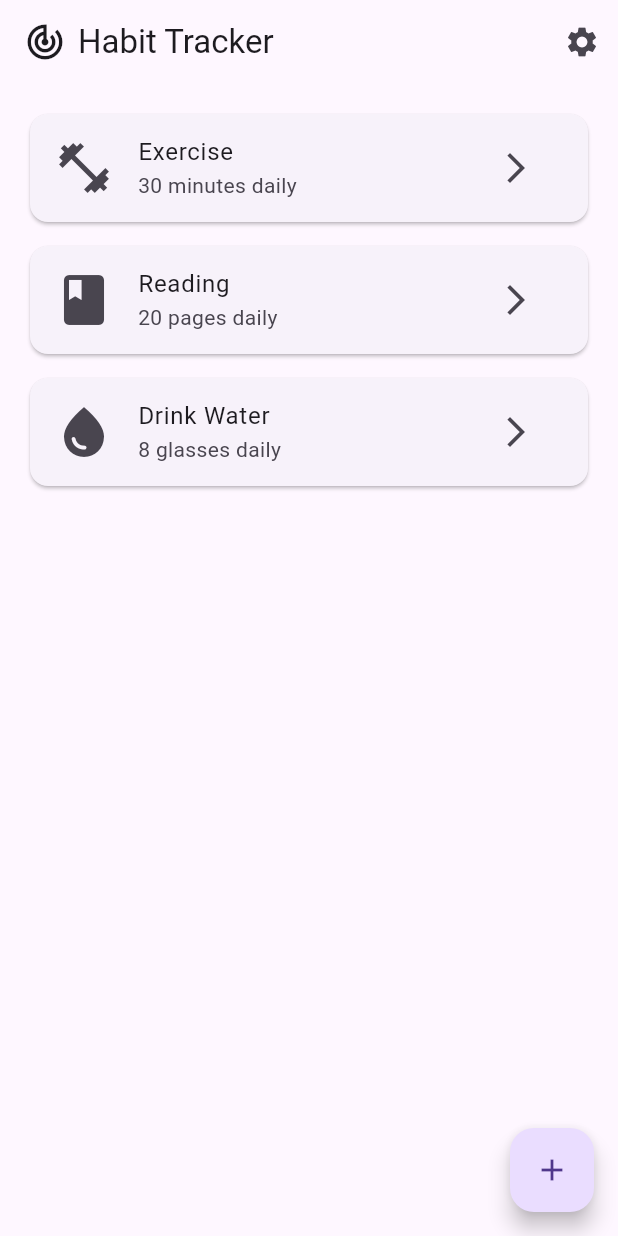
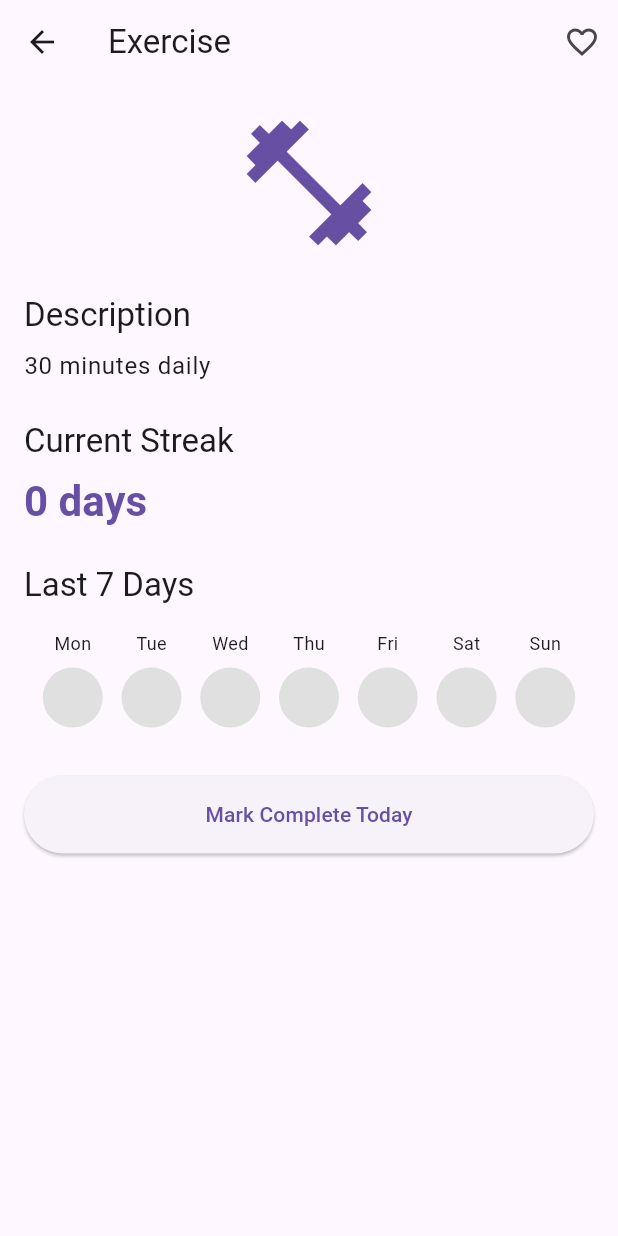
Before and after one commit to b14cknc0d3/habit_tracker, a Flutter app: the screen it shows after launch, after a tap on the "arrow forward ios" icon, on a phone screen of 412 x 824 dp. Run offline on Flutter 3.47's test engine with Material 3 defaults, Android fonts, the phone set to English and light mode, and no system bars.

Commit message:
feat: Add detail screen and navigation

```diff
--- /dev/null
+++ b/lib/screens/detail_screen.dart
@@ -0,0 +1,159 @@
+import 'package:flutter/material.dart';
+
+class DetailScreen extends StatefulWidget {
+  final String habitName;
+  final String habitDescription;
+  final IconData habitIcon;
+
+  const DetailScreen({
+    super.key,
+    required this.habitName,
+    required this.habitDescription,
+    required this.habitIcon,
+  });
+
+  @override
+  State<DetailScreen> createState() => _DetailScreenState();
+}
+
+class _DetailScreenState extends State<DetailScreen> {
+  bool isFavorite = false;
+  int currentStreak = 0;
+  List<bool> completionHistory = List.filled(7, false);
+
+  @override
+  Widget build(BuildContext context) {
+    return Scaffold(
+      appBar: AppBar(
+        title: Text(widget.habitName),
+        actions: [
+          IconButton(
+            icon: Icon(
+              isFavorite ? Icons.favorite : Icons.favorite_border,
+              color: isFavorite ? Colors.red : null,
+            ),
+            onPressed: () {
+              setState(() {
+                isFavorite = !isFavorite;
+              });
+            },
+          ),
+        ],
+      ),
+      body: SingleChildScrollView(
+        padding: const EdgeInsets.all(16.0),
+        child: Column(
+          crossAxisAlignment: CrossAxisAlignment.start,
+          children: [
+            Center(
+              child: Icon(
+                widget.habitIcon,
+                size: 100,
+                color: Theme.of(context).primaryColor,
+              ),
+            ),
+            const SizedBox(height: 24),
+            Text(
+              'Description',
+              style: Theme.of(context).textTheme.titleLarge,
+            ),
+            const SizedBox(height: 8),
+            Text(
+              widget.habitDescription,
+              style: Theme.of(context).textTheme.bodyLarge,
+            ),
+            const SizedBox(height: 24),
+            Text(
+              'Current Streak',
+              style: Theme.of(context).textTheme.titleLarge,
+            ),
+            const SizedBox(height: 8),
+            Text(
+              '$currentStreak days',
+              style: Theme.of(context).textTheme.headlineMedium?.copyWith(
+                    color: Theme.of(context).primaryColor,
+                    fontWeight: FontWeight.bold,
+                  ),
+            ),
+            const SizedBox(height: 24),
+            Text(
+              'Last 7 Days',
+              style: Theme.of(context).textTheme.titleLarge,
+            ),
+            const SizedBox(height: 16),
+            Row(
+              mainAxisAlignment: MainAxisAlignment.spaceEvenly,
+              children: List.generate(7, (index) {
+                return Column(
+                  children: [
+                    Text(
+                      ['Mon', 'Tue', 'Wed', 'Thu', 'Fri', 'Sat', 'Sun'][index],
+                      style: const TextStyle(fontSize: 12),
+                    ),
+                    const SizedBox(height: 8),
+                    GestureDetector(
+                      onTap: () {
+                        setState(() {
+                          completionHistory[index] = !completionHistory[index];
+                          currentStreak = _calculateStreak();
+                        });
+                      },
+                      child: Container(
+                        width: 40,
+                        height: 40,
+                        decoration: BoxDecoration(
+                          color: completionHistory[index]
+                              ? Colors.green
+                              : Colors.grey[300],
+                          shape: BoxShape.circle,
+                        ),
+                        child: completionHistory[index]
+                            ? const Icon(Icons.check, color: Colors.white)
+                            : null,
+                      ),
+                    ),
+                  ],
+                );
+              }),
+            ),
+            const SizedBox(height: 32),
+            SizedBox(
+              width: double.infinity,
+              child: ElevatedButton(
+                onPressed: () {
+                  setState(() {
+                    int today = DateTime.now().weekday - 1;
+                    completionHistory[today] = true;
+                    currentStreak = _calculateStreak();
+                  });
+                  ScaffoldMessenger.of(context).showSnackBar(
+                    const SnackBar(
+                      content: Text('Habit marked as complete for today!'),
+                      duration: Duration(seconds: 2),
+                    ),
+                  );
+                },
+                style: ElevatedButton.styleFrom(
+                  padding: const EdgeInsets.symmetric(vertical: 16),
+                ),
+                child: const Text('Mark Complete Today'),
+              ),
+            ),
+          ],
+        ),
+      ),
+    );
+  }
+
+  int _calculateStreak() {
+    int streak = 0;
+    for (int i = completionHistory.length - 1; i >= 0; i--) {
+      if (completionHistory[i]) {
+        streak++;
+      } else {
+        break;
+      }
+    }
+    return streak;
+  }
+}
--- a/lib/screens/home_screen.dart
+++ b/lib/screens/home_screen.dart
@@ -1,4 +1,5 @@
 import 'package:flutter/material.dart';
+import 'package:habit_tracker/screens/detail_screen.dart';
 
 class HomeScreen extends StatelessWidget {
   const HomeScreen({super.key});
@@ -34,7 +35,16 @@ class HomeScreen extends StatelessWidget {
               trailing: IconButton(
                 icon: const Icon(Icons.arrow_forward_ios),
                 onPressed: () {
-                  // TODO: Navigate to detail screen
+                  Navigator.push(
+                    context,
+                    MaterialPageRoute(
+                      builder: (context) => const DetailScreen(
+                        habitName: 'Exercise',
+                        habitDescription: '30 minutes daily',
+                        habitIcon: Icons.fitness_center,
+                      ),
+                    ),
+                  );
                 },
               ),
             ),
@@ -48,7 +58,16 @@ class HomeScreen extends StatelessWidget {
               trailing: IconButton(
                 icon: const Icon(Icons.arrow_forward_ios),
                 onPressed: () {
-                  // TODO: Navigate to detail screen
+                  Navigator.push(
+                    context,
+                    MaterialPageRoute(
+                      builder: (context) => const DetailScreen(
+                        habitName: 'Reading',
+                        habitDescription: '20 pages daily',
+                        habitIcon: Icons.book,
+                      ),
+                    ),
+                  );
                 },
               ),
             ),
@@ -62,7 +81,16 @@ class HomeScreen extends StatelessWidget {
               trailing: IconButton(
                 icon: const Icon(Icons.arrow_forward_ios),
                 onPressed: () {
-                  // TODO: Navigate to detail screen
+                  Navigator.push(
+                    context,
+                    MaterialPageRoute(
+                      builder: (context) => const DetailScreen(
+                        habitName: 'Drink Water',
+                        habitDescription: '8 glasses daily',
+                        habitIcon: Icons.water_drop,
+                      ),
+                    ),
+                  );
                 },
               ),
             ),
```
